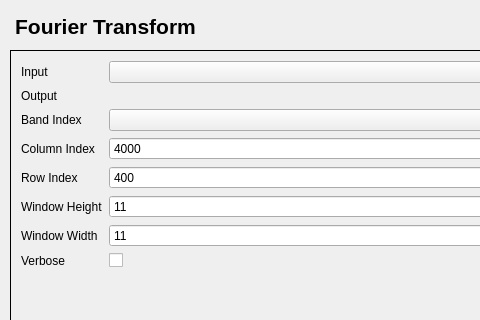
Qt form fourier_transform/fourier_transform_dialog_base.ui (AUGSignals/qgis-plugins) before a commit; both pictures show x 0 to 480 and y 0 to 320 of the 633 by 523 pixel window.
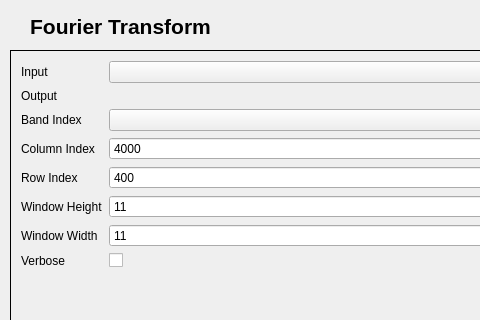
The same form after that commit. Custom widgets are drawn as their Qt base class.

```diff
--- a/fourier_transform/fourier_transform_dialog_base.ui
+++ b/fourier_transform/fourier_transform_dialog_base.ui
@@ -32,9 +32,9 @@
   <widget class="QLabel" name="title_label">
    <property name="geometry">
     <rect>
-     <x>10</x>
+     <x>0</x>
      <y>10</y>
-     <width>191</width>
+     <width>241</width>
      <height>33</height>
     </rect>
    </property>
```
